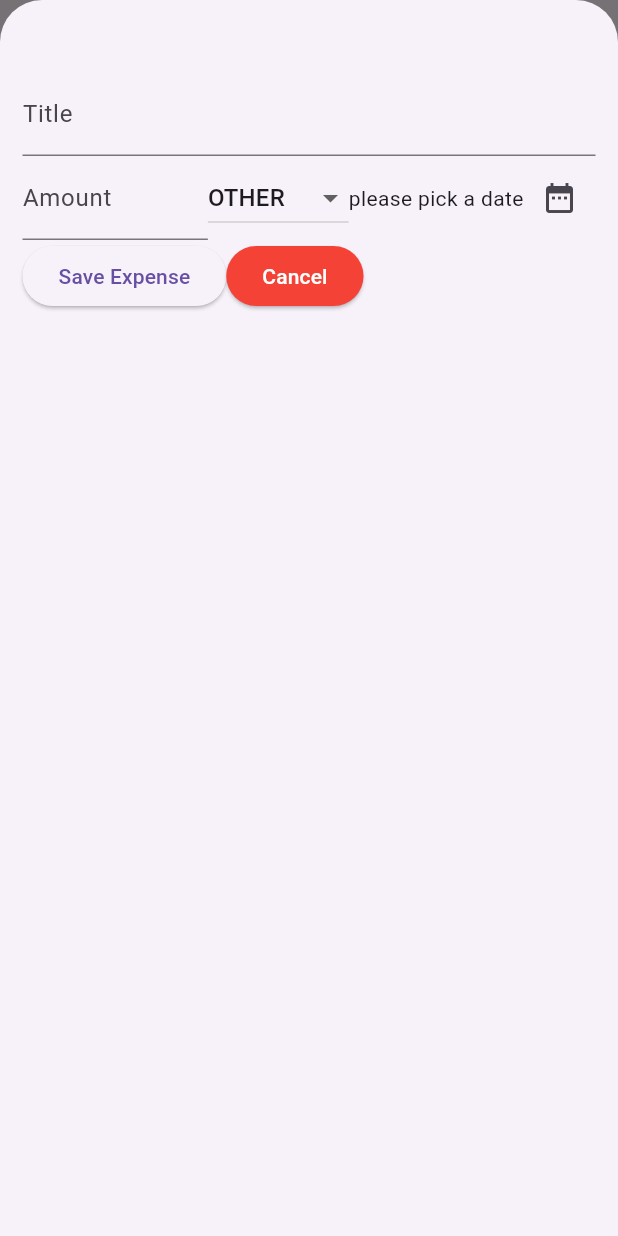
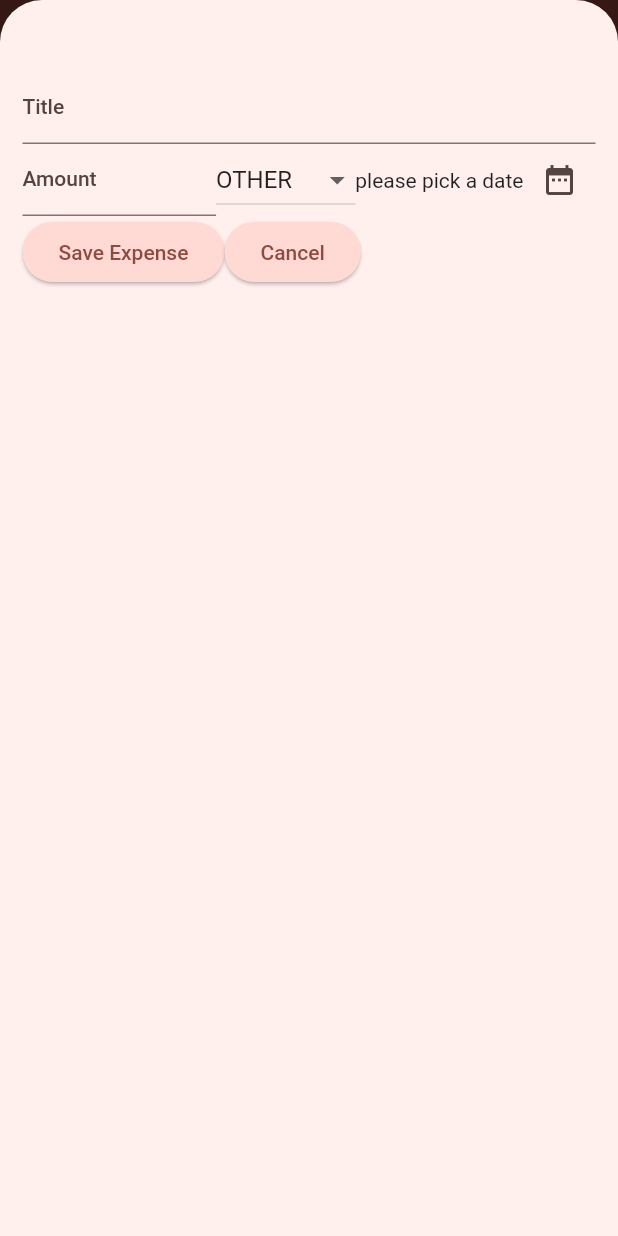
Before and after one commit to abxsky/expenses_app, a Flutter app: the screen it shows after launch, after a tap on the "add" icon, on a phone screen of 412 x 824 dp. Run offline on Flutter 3.47's test engine with Material 2 defaults, Android fonts, the phone set to English and light mode, and no system bars.

Commit message:
added theming

```diff
--- a/lib/widgets/expenses.dart
+++ b/lib/widgets/expenses.dart
@@ -5,7 +5,28 @@ import 'package:expenses_app/models/expense.dart';
 
 class Expenses extends StatefulWidget {
   Expenses({super.key});
-  final List<Expense>? expenseData = [];
+  final List<Expense>? expenseData = [
+    Expense(
+        title: 'Havi\'s cheeks ',
+        amount: 999999,
+        category: ExpenseCategory.leasure,
+        date: DateTime.now()),
+    Expense(
+        title: 'Havi\'s cheeks ',
+        amount: 999999,
+        category: ExpenseCategory.leasure,
+        date: DateTime.now()),
+    Expense(
+        title: 'Havi\'s cheeks ',
+        amount: 999999,
+        category: ExpenseCategory.leasure,
+        date: DateTime.now()),
+    Expense(
+        title: 'Havi\'s cheeks ',
+        amount: 999999,
+        category: ExpenseCategory.leasure,
+        date: DateTime.now()),
+  ];
   //
 
   @override
@@ -66,20 +87,21 @@ class _ExpensesState extends State<Expenses> {
       ));
     }
     return Scaffold(
-      appBar: AppBar(actions: [
+      appBar: AppBar(title: const Text('EXPENSES TRACKER'), actions: [
         IconButton(onPressed: triggerModal, icon: const Icon(Icons.add))
       ]),
-      body: Container(
-        decoration: const BoxDecoration(
-          gradient: LinearGradient(colors: [
-            Color.fromARGB(255, 143, 0, 0),
-            Color.fromARGB(255, 98, 1, 116)
-          ], begin: Alignment.topRight, end: Alignment.bottomLeft),
-        ),
-        child: Center(
-          child: mainContent,
-        ),
+      body: // Container(
+          //   decoration: const BoxDecoration(
+          //     gradient: LinearGradient(colors: [
+          //       Color.fromARGB(255, 143, 0, 0),
+          //       Color.fromARGB(255, 98, 1, 116)
+          //     ], begin: Alignment.topRight, end: Alignment.bottomLeft),
+          //   ),
+          //   child:
+          Center(
+        child: mainContent,
       ),
     );
+    //);
   }
 }
--- a/lib/widgets/expenses_list/expense_item.dart
+++ b/lib/widgets/expenses_list/expense_item.dart
@@ -9,7 +9,6 @@ class ExpenseItem extends StatelessWidget {
   Widget build(context) {
     return SizedBox(
       child: Card(
-        color: Colors.white,
         shape: RoundedRectangleBorder(borderRadius: BorderRadius.circular(10)),
         child: Padding(
           padding: const EdgeInsets.all(8.0),
@@ -19,6 +18,7 @@ class ExpenseItem extends StatelessWidget {
                 children: [
                   Text(
                     expense.title,
+                    style: Theme.of(context).textTheme.titleLarge,
                   ),
                   const SizedBox(
                     width: 8,
@@ -31,7 +31,8 @@ class ExpenseItem extends StatelessWidget {
               ),
               Row(
                 children: [
-                  Text(expense.amount.toString()),
+                  Text(
+                      '\$ ${expense.amount.toString().replaceFirst(RegExp(r'.0'), '')}'),
                   const Spacer(),
                   Text(expense.formatedDate)
                 ],
--- a/lib/widgets/expenses_list/expenses_list.dart
+++ b/lib/widgets/expenses_list/expenses_list.dart
@@ -12,6 +12,12 @@ class ExpenseList extends StatelessWidget {
     return ListView.builder(
         itemCount: expensesList.length,
         itemBuilder: (ctx, index) => Dismissible(
+            background: Container(
+              margin: EdgeInsets.symmetric(
+                  horizontal: Theme.of(context).cardTheme.margin!.horizontal),
+              color: Theme.of(context).colorScheme.error.withOpacity(0.8),
+              child: const Icon(Icons.delete),
+            ),
             onDismissed: (direction) => deleteExpense(expensesList[index]),
             key: ValueKey(ExpenseItem(expense: expensesList[index])),
             child: ExpenseItem(expense: expensesList[index])));
--- a/lib/widgets/expenses_list/new_expense.dart
+++ b/lib/widgets/expenses_list/new_expense.dart
@@ -126,15 +126,13 @@ class _NewExpenseState extends State<NewExpense> {
                     onPressed: _checkFormValidation,
                     child: const Text('Save Expense')),
                 ElevatedButton(
-                    style:
-                        ElevatedButton.styleFrom(backgroundColor: Colors.red),
-                    onPressed: () {
-                      Navigator.pop(context);
-                    },
-                    child: const Text(
-                      'Cancel',
-                      style: TextStyle(color: Colors.white),
-                    ))
+                  onPressed: () {
+                    Navigator.pop(context);
+                  },
+                  child: const Text(
+                    'Cancel',
+                  ),
+                )
               ],
             )
           ],
```
Also changed, not shown: lib/main.dart (+39 -1 lines).
